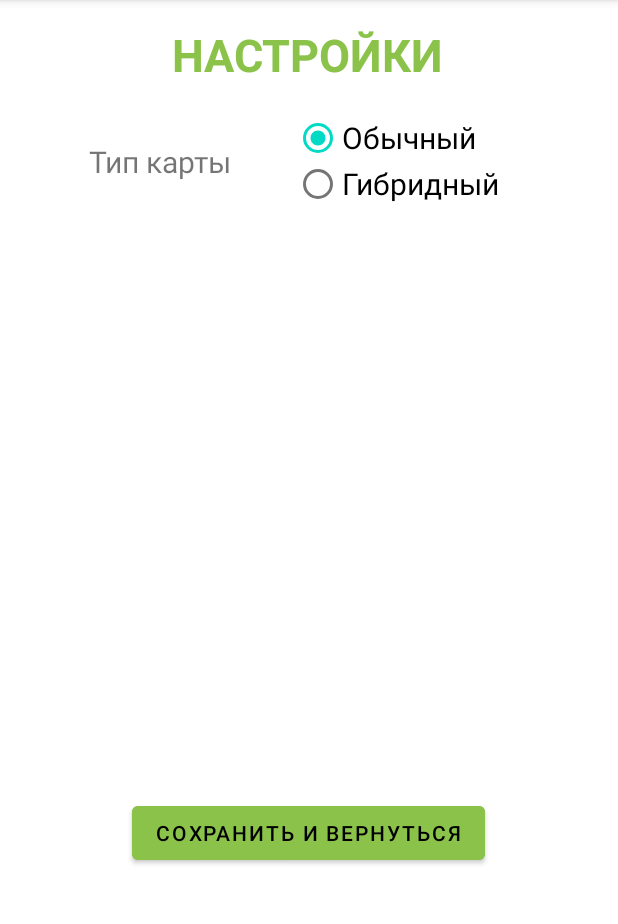
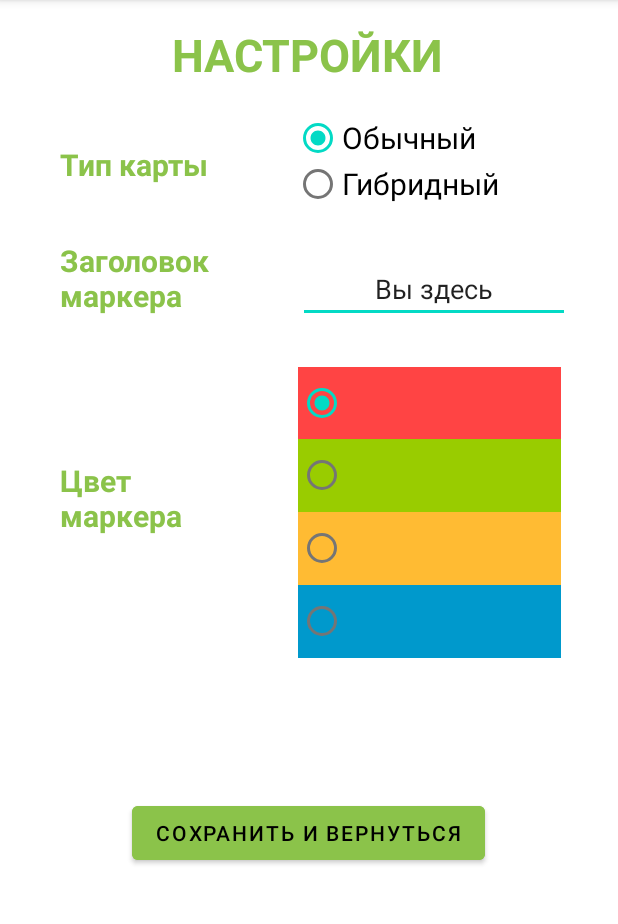
Before and after one commit to 6AnimeworlD9/zadanie2, an Android app: the screen it shows after launch (Settings), after a tap on "НАСТРОЙКИ", on a phone screen of 412 x 824 dp, the part 84-1008 px from its top. Run offline under Robolectric (Android 15) with nearby library versions, the phone set to English and light mode, and no system bars.

```diff
--- a/app/src/main/java/com/example/zadanie2/Constants.kt
+++ b/app/src/main/java/com/example/zadanie2/Constants.kt
@@ -5,4 +5,9 @@ object Constants {
     const val STOP_LOCATION_SERVICE = "STOP_LOCATING"
     const val FOREGROUND_ID = 200
     const val CHANNEL_ID = "Location channel"
+    var typeMap=1
+    var colorM=1
+    var titleM="Вы здесь"
+    var lat=0.0
+    var long=0.0
 }
--- a/app/src/main/java/com/example/zadanie2/GpsHelper.kt
+++ b/app/src/main/java/com/example/zadanie2/GpsHelper.kt
@@ -1,6 +1,7 @@
 package com.example.zadanie2
 import android.Manifest
 import android.annotation.SuppressLint
+import android.app.NotificationManager
 import android.content.Context
 import android.content.pm.PackageManager
 import android.location.Location
@@ -11,6 +12,8 @@ import android.os.Bundle
 import android.widget.Toast
 import androidx.annotation.RequiresApi
 import androidx.core.app.ActivityCompat
+import androidx.core.app.NotificationCompat
+
 class GpsHelper(val context: Context) : LocationListener{
     private var locationManager: LocationManager? = null
     private var locationUpdater: ((Location)->Unit)? = null
--- a/app/src/main/res/layout/activity_settings.xml
+++ b/app/src/main/res/layout/activity_settings.xml
@@ -8,20 +8,56 @@
 
     <ScrollView
         android:layout_width="match_parent"
-        android:layout_height="match_parent">
+        android:layout_height="match_parent"
+        tools:layout_editor_absoluteX="43dp"
+        tools:layout_editor_absoluteY="-16dp">
 
         <androidx.constraintlayout.widget.ConstraintLayout
             android:layout_width="match_parent"
             android:layout_height="match_parent">
 
             <TextView
+                android:id="@+id/textView6"
+                android:layout_width="wrap_content"
+                android:layout_height="wrap_content"
+                android:layout_marginStart="40dp"
+                android:layout_marginTop="96dp"
+                android:text="Цвет \nмаркера"
+                android:textColor="#8BC34A"
+                android:textSize="20sp"
+                android:textStyle="bold"
+                app:layout_constraintEnd_toStartOf="@+id/radioGroup1"
+                app:layout_constraintHorizontal_bias="0.0"
+                app:layout_constraintStart_toStartOf="parent"
+                app:layout_constraintTop_toBottomOf="@+id/textView5" />
+
+            <TextView
+                android:id="@+id/textView5"
+                android:layout_width="wrap_content"
+                android:layout_height="wrap_content"
+                android:layout_marginStart="40dp"
+                android:layout_marginTop="160dp"
+                android:text="Заголовок \nмаркера"
+                android:textColor="#8BC34A"
+                android:textSize="20sp"
+                android:textStyle="bold"
+                app:layout_constraintEnd_toStartOf="@+id/editText"
+                app:layout_constraintHorizontal_bias="0.0"
+                app:layout_constraintStart_toStartOf="parent"
+                app:layout_constraintTop_toTopOf="parent" />
+
+            <TextView
                 android:id="@+id/textView3"
                 android:layout_width="wrap_content"
                 android:layout_height="wrap_content"
-                android:layout_marginStart="59dp"
-                android:layout_marginTop="94dp"
+                android:layout_marginStart="40dp"
+                android:layout_marginTop="96dp"
                 android:text="Тип карты"
+                android:textColor="#8BC34A"
                 android:textSize="20sp"
+                android:textStyle="bold"
+                app:layout_constraintEnd_toStartOf="@+id/radioGroup"
+                app:layout_constraintHorizontal_bias="0.0"
                 app:layout_constraintStart_toStartOf="parent"
                 app:layout_constraintTop_toTopOf="parent" />
 
@@ -86,6 +122,68 @@
                 app:layout_constraintHorizontal_bias="0.503"
                 app:layout_constraintStart_toStartOf="parent"
                 app:layout_constraintTop_toBottomOf="@+id/radioGroup" />
+
+            <EditText
+                android:id="@+id/editText"
+                android:layout_width="181dp"
+                android:layout_height="45dp"
+                android:layout_marginTop="32dp"
+                android:layout_marginEnd="32dp"
+                android:ems="10"
+                android:inputType="textPersonName"
+                android:maxLength="10"
+                android:textAlignment="center"
+                app:layout_constraintEnd_toEndOf="parent"
+                app:layout_constraintTop_toBottomOf="@+id/radioGroup" />
+
+            <RadioGroup
+                android:id="@+id/radioGroup1"
+                android:layout_width="199dp"
+                android:layout_height="194dp"
+                android:layout_marginTop="29dp"
+                android:layout_marginEnd="38dp"
+                android:orientation="vertical"
+                app:layout_constraintEnd_toEndOf="parent"
+                app:layout_constraintTop_toBottomOf="@+id/editText">
+
+                <RadioButton
+                    android:id="@+id/red"
+                    android:layout_width="match_parent"
+                    android:layout_height="wrap_content"
+                    android:layout_marginLeft="24dp"
+                    android:layout_weight="1"
+                    android:background="@android:color/holo_red_light"
+                    android:checked="true"
+                    android:textSize="20sp" />
+
+                <RadioButton
+                    android:id="@+id/green"
+                    android:layout_width="match_parent"
+                    android:layout_height="wrap_content"
+                    android:layout_marginLeft="24dp"
+                    android:layout_weight="1"
+                    android:background="@android:color/holo_green_light"
+                    android:textSize="20sp" />
+
+                <RadioButton
+                    android:id="@+id/yellow"
+                    android:layout_width="match_parent"
+                    android:layout_height="wrap_content"
+                    android:layout_marginLeft="24dp"
+                    android:layout_weight="1"
+                    android:background="@android:color/holo_orange_light"
+                    android:textSize="20sp" />
+
+                <RadioButton
+                    android:id="@+id/blue"
+                    android:layout_width="match_parent"
+                    android:layout_height="wrap_content"
+                    android:layout_marginLeft="24dp"
+                    android:layout_weight="1"
+                    android:background="@android:color/holo_blue_dark"
+                    android:textSize="20sp" />
+            </RadioGroup>
+
         </androidx.constraintlayout.widget.ConstraintLayout>
     </ScrollView>
 
```
Also changed, not shown: app/src/main/java/com/example/zadanie2/LocationService.kt (+14 -1 lines), app/src/main/java/com/example/zadanie2/MainActivity.kt (+34 -33 lines), app/src/main/java/com/example/zadanie2/Settings.kt (+14 -0 lines).
